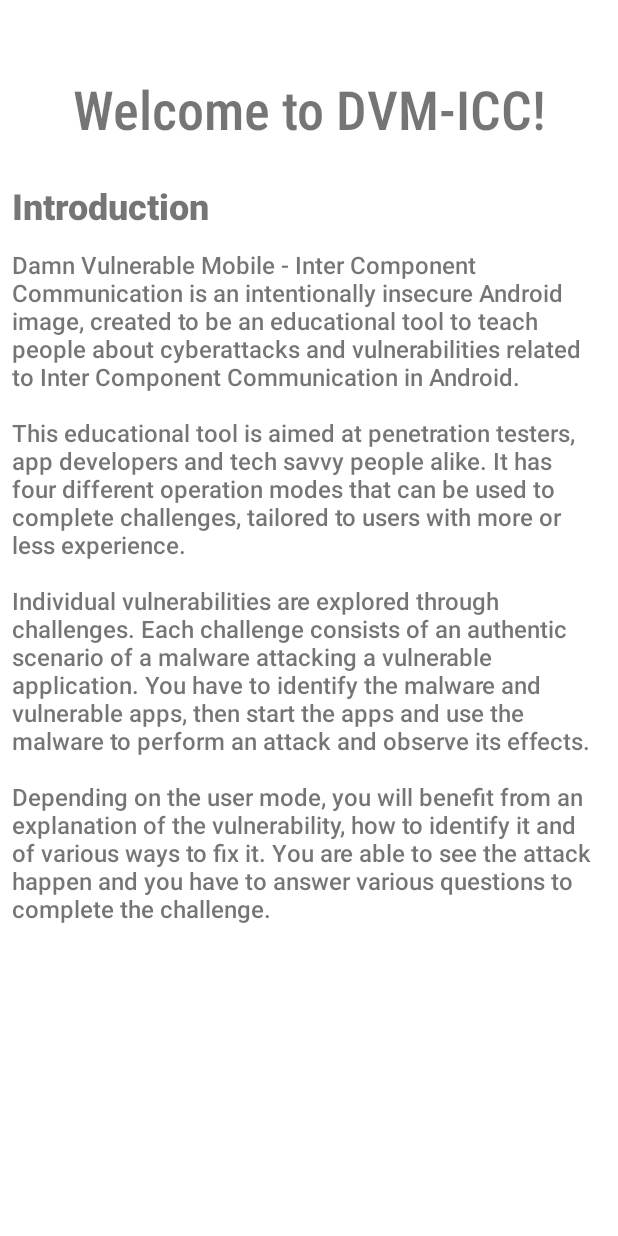
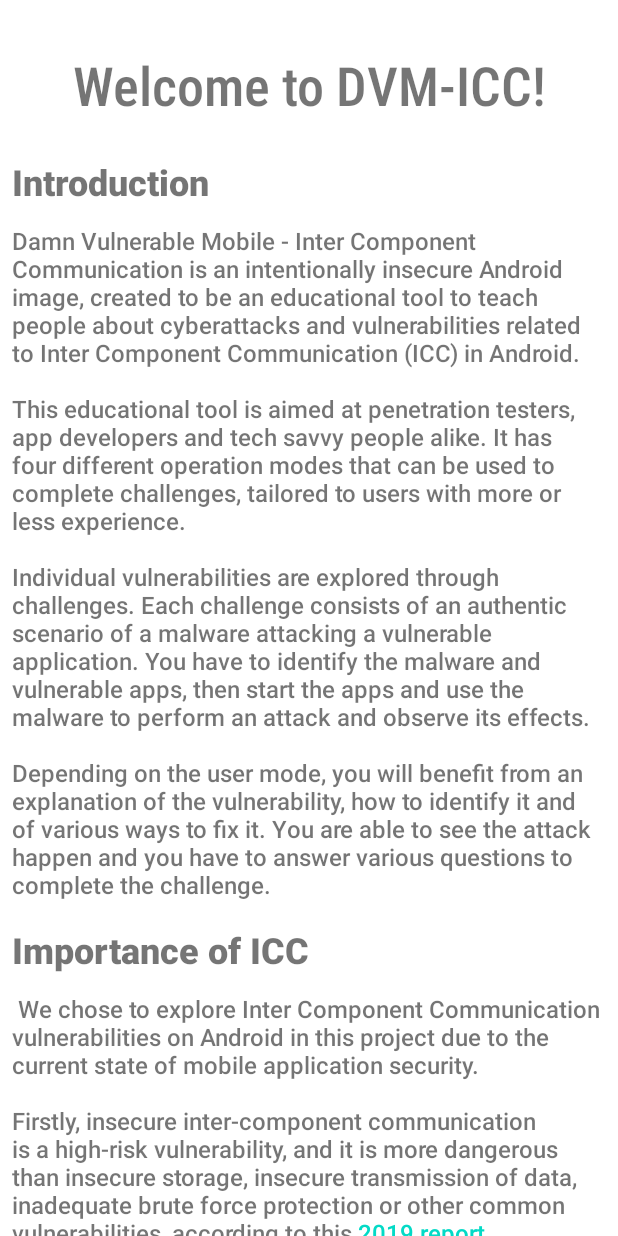
Before and after one commit to Alexandru-Dascalu/Damn-Vulnerable-Mobile-ICC, an Android app: the screen it shows after launch (WelcomeActivity), on a phone screen of 412 x 824 dp. Run offline under Robolectric (Android 15) with nearby library versions, the phone set to English and light mode, and no system bars.

Commit message:
added why ICC

```diff
--- a/app/src/main/java/uk/ac/swansea/alexandru/dvmicc/WelcomeActivity.kt
+++ b/app/src/main/java/uk/ac/swansea/alexandru/dvmicc/WelcomeActivity.kt
@@ -2,10 +2,15 @@
 
 import androidx.appcompat.app.AppCompatActivity
 import android.os.Bundle
+import android.text.method.LinkMovementMethod
+import android.widget.TextView
 
 class WelcomeActivity : AppCompatActivity() {
     override fun onCreate(savedInstanceState: Bundle?) {
         super.onCreate(savedInstanceState)
         setContentView(R.layout.activity_welcome)
+
+        val whyICCtext : TextView = findViewById<TextView>(R.id.whyICCtext)
+        whyICCtext.movementMethod = LinkMovementMethod.getInstance()
     }
 }
--- a/app/src/main/res/layout/activity_welcome.xml
+++ b/app/src/main/res/layout/activity_welcome.xml
@@ -11,7 +11,6 @@
         android:layout_height="wrap_content"
         android:layout_alignParentTop="true"
 
-        android:layout_marginTop="16dp"
         android:paddingLeft="8dp"
         android:paddingRight="8dp">
 
@@ -28,7 +27,7 @@
 
                 android:layout_marginStart="8dp"
                 android:layout_marginTop="32dp"
-                android:layout_marginBottom="24dp"
+                android:layout_marginBottom="8dp"
                 android:layout_marginEnd="8dp"
 
                 android:fontFamily="sans-serif-condensed-medium"
@@ -39,20 +38,44 @@
                 android:id="@+id/introductionHeader"
                 android:layout_width="match_parent"
                 android:layout_height="wrap_content"
-                android:gravity="left"
+                android:gravity="start"
 
                 android:fontFamily="sans-serif-black"
                 android:text="@string/introductionHeading"
                 android:textSize="24sp"
 
-                android:paddingBottom="12dp"/>
+                android:paddingBottom="12dp"
+                android:paddingTop="16dp"/>
 
             <TextView
                 android:id="@+id/introductionText"
                 android:layout_width="wrap_content"
                 android:layout_height="wrap_content"
+
                 android:fontFamily="sans-serif-medium"
                 android:text="@string/introduction"
+                android:textSize="16sp" />
+
+            <TextView
+                android:id="@+id/whyICCHeader"
+                android:layout_width="match_parent"
+                android:layout_height="wrap_content"
+                android:gravity="start"
+
+                android:text="@string/whyICCHeading"
+                android:fontFamily="sans-serif-black"
+                android:textSize="24sp"
+
+                android:paddingBottom="12dp"
+                android:paddingTop="16dp"/>
+
+            <TextView
+                android:id="@+id/whyICCtext"
+                android:layout_width="match_parent"
+                android:layout_height="wrap_content"
+
+                android:fontFamily="sans-serif-medium"
+                android:text="@string/whyICC"
                 android:textSize="16sp" />
 
         </LinearLayout>
--- a/app/src/main/res/values/strings.xml
+++ b/app/src/main/res/values/strings.xml
@@ -1,11 +1,12 @@
 <resources>
     <string name="app_name">Damn Vulnerable Mobile ICC</string>
+
     <string name="welcome_msg">Welcome to DVM-ICC!</string>
     <string name="introductionHeading">Introduction</string>
     <string name="introduction">
         Damn Vulnerable Mobile -  Inter Component Communication is an intentionally insecure
         Android image, created to be an educational tool to teach people about cyberattacks and
-        vulnerabilities related to Inter Component Communication in Android.
+        vulnerabilities related to Inter Component Communication (ICC) in Android.
 
         \n\nThis educational tool is aimed at penetration testers, app developers and tech savvy
         people alike. It has four different operation modes that can be used to complete
@@ -20,4 +21,32 @@
         how to identify it and of various ways to fix it. You are able to see the attack happen
         and you have to answer various questions to complete the challenge.
     </string>
+    <string name="whyICCHeading">Importance of ICC</string>
+    <string name="whyICC">
+        We chose to explore Inter Component Communication vulnerabilities on Android in this project
+        due to the current state of mobile application security.
+
+        \n\nFirstly, insecure inter-component communication is a high-risk vulnerability, and it is
+        more dangerous than insecure storage, insecure transmission of data, inadequate brute force
+        protection or other common vulnerabilities, according to this
+        <a href="https://www.ptsecurity.com/upload/corporate/ww-en/analytics/Mobile-Application-Vulnerabilities-and-Threats-2019-eng.pdf">2019 report</a>.
+
+        \n\nSecondly, this type of vulnerability is relatively common. It can be found in 29
+        percent of mobile apps according, and the average Android application has 1.1 ICC
+        vulnerabilities. according the report linked above.
+
+        \n\nThirdly, while the overwhelming majority of vulnerabilities of other types are
+        introduced in apps through the use of third-party libraries and rarely through developer
+        code, ICC vulnerabilities differ. According to <a href ="https://ieeexplore.ieee.org/abstract/document/8936901">this paper</a>
+        , between a third and a half of ICC vulnerabilities come from developer code. Therefore,
+        education about ICC vulnerabilities addressed to developers would lead to less
+        vulnerabilities of this type.
+
+        \n\nFourthly, ICC vulnerabilities are not showcased in detail in real word projects
+        similar to ours. Damn Vulnerable Web Application does not cover any Inter Process
+        vulnerabilities and TryHackMe.com has no dedicated activities on this topic. Damn Insecure
+        and Vulnerable App has 2 activities that exploit badly implemented communication
+        between components. However, they do not show in detail all the possible ICC vulnerabilities
+        and threats.
+    </string>
 </resources>
```
